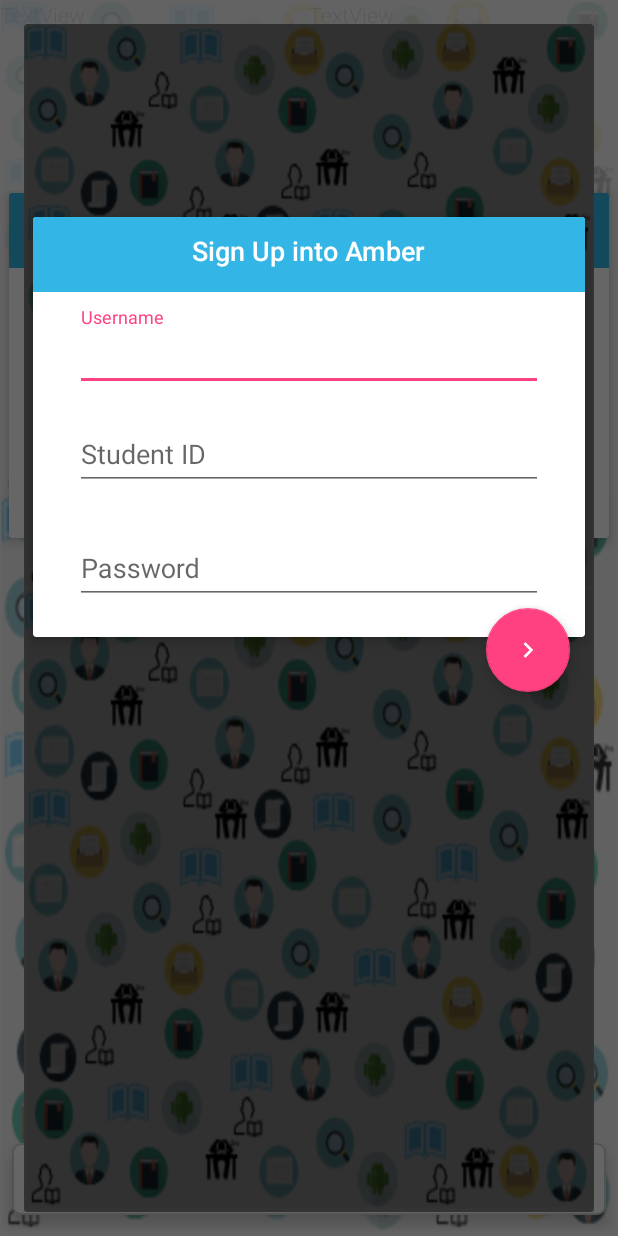
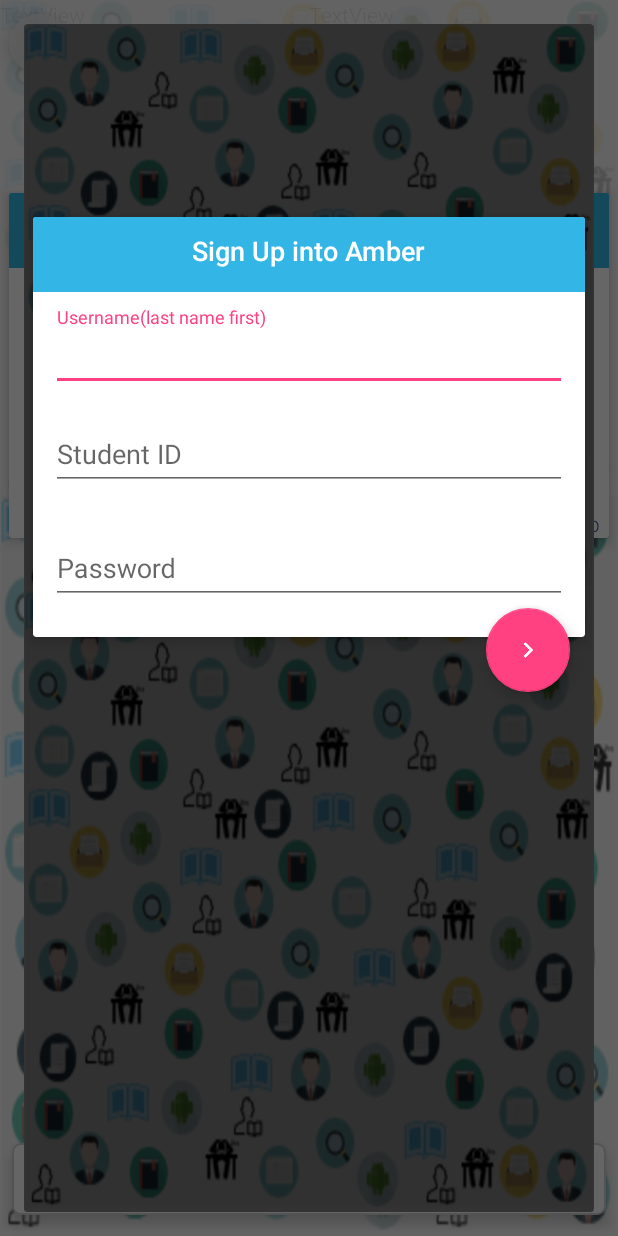
Before and after one commit to amoslarbi/GTUC-desktop, an Android app: the MainActivity screen opened directly, with no data from a screen before it, after a tap on "Sign Up", on a phone screen of 412 x 824 dp. Run offline under Robolectric (Android 15) with nearby library versions, the phone set to English and light mode, and no system bars; libraries missing offline, so code that uses them is left out: br.com.simplepass, cn.pedant; plain views replace CircularProgressButton; 3 statements that could not run were skipped.

Commit message:
new desktop 4

```diff
--- a/app/src/main/java/morelifeinc/gtuc/MainActivity.java
+++ b/app/src/main/java/morelifeinc/gtuc/MainActivity.java
@@ -42,6 +42,8 @@
     View mview;
     FloatingActionButton sposted;
     String sendlogin;
+    private Session session;//global variable
+    private FloatingActionButton nLogOutBtn;
 
     public static final String hello = "hellol";
     public static final String qhello = "hellolol";
@@ -50,11 +52,26 @@
     protected void onCreate(Bundle savedInstanceState) {
         super.onCreate(savedInstanceState);
         setContentView(R.layout.login);
+        //session = new Session(cntx); //in oncreate
+        session.setusename("USERNAME");
 
         lstudentid  = (EditText) findViewById(R.id.editText2);
         lpassword  = (EditText) findViewById(R.id.watts2);
         textView3  = (TextView) findViewById(R.id.textView3);
         textView4  = (TextView) findViewById(R.id.textView4);
+
+        nLogOutBtn = (FloatingActionButton) findViewById(R.id.LogOutBtn);
+
+        nLogOutBtn.setOnClickListener(new View.OnClickListener() {
+            @Override
+            public void onClick(View view) {
+
+                Intent startMainScreen = new Intent(getApplicationContext(),Userguide.class);
+                startActivity(startMainScreen);
+
+            }
+        });
+
 
         hy = (CircularProgressButton) findViewById(R.id.hy);
         hy.setOnClickListener(new View.OnClickListener() {
--- a/app/src/main/res/layout/login.xml
+++ b/app/src/main/res/layout/login.xml
@@ -125,8 +125,6 @@
         <RelativeLayout
             android:layout_width="match_parent"
             android:layout_height="230dp"
-            android:layout_marginLeft="12dip"
-            android:layout_marginRight="12dip"
             android:id="@+id/relativeLayout"
             android:clipToPadding="false"
 
@@ -136,8 +134,8 @@
                 android:id="@+id/editText"
                 android:layout_width="match_parent"
                 android:layout_height="wrap_content"
-                android:layout_marginLeft="8dip"
-                android:layout_marginRight="8dip"
+                android:layout_marginLeft="6dip"
+                android:layout_marginRight="6dip"
                 android:layout_marginTop="60dp"
                 >
 
@@ -145,8 +143,8 @@
                 android:id="@+id/editText2"
                 android:layout_width="match_parent"
                 android:layout_height="wrap_content"
-                android:layout_marginLeft="8dip"
-                android:layout_marginRight="8dip"
+                android:layout_marginLeft="6dip"
+                android:layout_marginRight="6dip"
                 android:layout_marginTop="70dp"
                 android:ems="10"
                 android:hint="Student/Faculty ID"
@@ -160,8 +158,8 @@
                 android:layout_width="match_parent"
                 android:layout_height="wrap_content"
                 android:layout_below="@+id/editText"
-                android:layout_marginLeft="8dip"
-                android:layout_marginRight="8dip"
+                android:layout_marginLeft="6dip"
+                android:layout_marginRight="6dip"
                 android:layout_marginTop="10dp"
                 >
 
@@ -170,8 +168,8 @@
                 android:layout_width="match_parent"
                 android:layout_height="wrap_content"
                 android:layout_below="@+id/editText"
-                android:layout_marginLeft="8dip"
-                android:layout_marginRight="8dip"
+                android:layout_marginLeft="6dip"
+                android:layout_marginRight="6dip"
                 android:ems="10"
                 android:layout_marginTop="20dp"
                 android:hint="Password"
@@ -201,32 +199,6 @@
                 android:layout_alignTop="@+id/textView"
                 android:textColor="#3b5998"
                 android:text="Sign Up" />
-
-            <!--<android.support.design.widget.TextInputLayout-->
-                <!--android:id="@+id/num"-->
-                <!--android:layout_width="match_parent"-->
-                <!--android:layout_height="wrap_content"-->
-                <!--android:layout_below="@+id/watts"-->
-                <!--android:layout_marginLeft="8dip"-->
-                <!--android:layout_marginRight="8dip"-->
-                <!--android:layout_marginTop="10dp"-->
-                <!--&gt;-->
-
-            <!--<EditText-->
-                <!--android:id="@+id/num2"-->
-                <!--android:layout_width="match_parent"-->
-                <!--android:layout_height="wrap_content"-->
-                <!--android:layout_below="@+id/watts"-->
-                <!--android:layout_marginLeft="8dip"-->
-                <!--android:layout_marginRight="8dip"-->
-                <!--android:ems="10"-->
-                <!--android:layout_marginTop="20dp"-->
-                <!--android:hint="Password"-->
-                <!--android:inputType="textPassword"-->
-
-                <!--/>-->
-
-            <!--</android.support.design.widget.TextInputLayout>-->
 
 
         </RelativeLayout>
@@ -266,5 +238,16 @@
 
     </android.support.v7.widget.CardView>
 
+    <android.support.design.widget.FloatingActionButton
+        android:id="@+id/LogOutBtn"
+        android:layout_width="wrap_content"
+        android:layout_height="wrap_content"
+        android:src="@drawable/help"
+        app:fabSize="mini"
+        app:backgroundTint="#f1f1f1"
+        android:alpha="0.7"
+        android:layout_marginLeft="6dp"
+        android:layout_marginTop="9dp"
+        />
 
 </android.support.design.widget.CoordinatorLayout>
--- a/app/src/main/res/layout/signup.xml
+++ b/app/src/main/res/layout/signup.xml
@@ -79,8 +79,6 @@
         <RelativeLayout
             android:layout_width="match_parent"
             android:layout_height="280dp"
-            android:layout_marginLeft="12dip"
-            android:layout_marginRight="12dip"
             android:id="@+id/relativeLayout"
             android:clipToPadding="false"
 
@@ -90,8 +88,8 @@
                 android:id="@+id/editText2"
                 android:layout_width="match_parent"
                 android:layout_height="wrap_content"
-                android:layout_marginLeft="8dip"
-                android:layout_marginRight="8dip"
+                android:layout_marginLeft="6dip"
+                android:layout_marginRight="6dip"
                 android:layout_marginTop="60dp"
                 >
 
@@ -100,10 +98,10 @@
                 android:id="@+id/editText"
                 android:layout_width="match_parent"
                 android:layout_height="wrap_content"
-                android:layout_marginLeft="8dip"
-                android:layout_marginRight="8dip"
+                android:layout_marginLeft="6dip"
+                android:layout_marginRight="6dip"
                 android:ems="10"
-                android:hint="Username"
+                android:hint="Username(last name first)"
                 android:inputType="textPersonName"
                 />
 
@@ -113,8 +111,8 @@
                 android:id="@+id/watts2"
                 android:layout_width="match_parent"
                 android:layout_height="wrap_content"
-                android:layout_marginLeft="8dip"
-                android:layout_marginRight="8dip"
+                android:layout_marginLeft="6dip"
+                android:layout_marginRight="6dip"
                 android:layout_marginTop="10dp"
                 android:layout_below="@+id/editText2"
                 >
@@ -123,8 +121,8 @@
                 android:id="@+id/watts"
                 android:layout_width="match_parent"
                 android:layout_height="wrap_content"
-                android:layout_marginLeft="8dip"
-                android:layout_marginRight="8dip"
+                android:layout_marginLeft="6dip"
+                android:layout_marginRight="6dip"
                 android:ems="10"
                 android:hint="Student ID"
                 android:inputType="textPersonName"
@@ -137,8 +135,8 @@
                 android:id="@+id/num2"
                 android:layout_width="match_parent"
                 android:layout_height="wrap_content"
-                android:layout_marginLeft="8dip"
-                android:layout_marginRight="8dip"
+                android:layout_marginLeft="6dip"
+                android:layout_marginRight="6dip"
                 android:layout_marginTop="20dp"
                 android:layout_below="@+id/watts2"
                 >
@@ -148,8 +146,8 @@
                 android:id="@+id/num"
                 android:layout_width="match_parent"
                 android:layout_height="wrap_content"
-                android:layout_marginLeft="8dip"
-                android:layout_marginRight="8dip"
+                android:layout_marginLeft="6dip"
+                android:layout_marginRight="6dip"
                 android:ems="10"
                 android:hint="Password"
                 android:inputType="textPassword"
```
Also changed, not shown: app/src/main/java/morelifeinc/gtuc/Leccourselist.java (+16 -16 lines), app/src/main/java/morelifeinc/gtuc/Session.java (added, +27 -0 lines), app/src/main/res/layout/leclist.xml (deleted, +0 -105 lines), app/src/main/res/layout/lecsignup.xml (+7 -15 lines), app/src/main/res/layout/uploadpdf.xml (+12 -70 lines), app/src/main/res/drawable/help.png (added).
